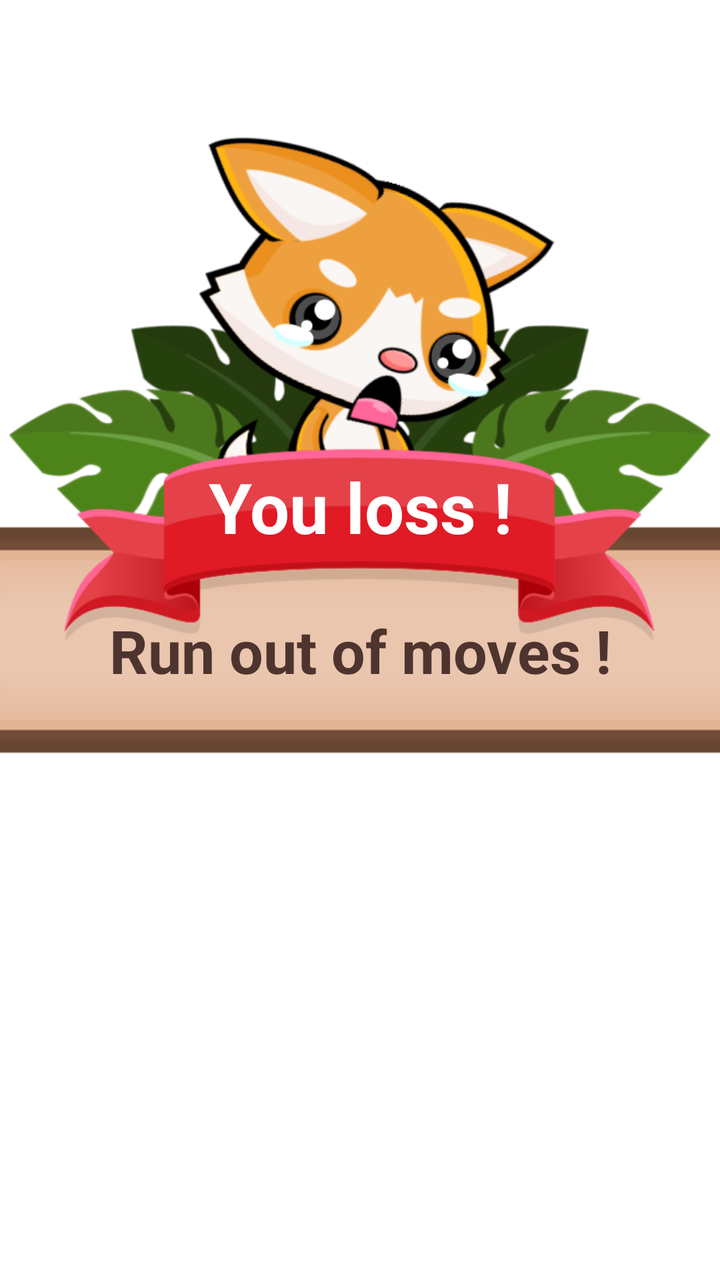
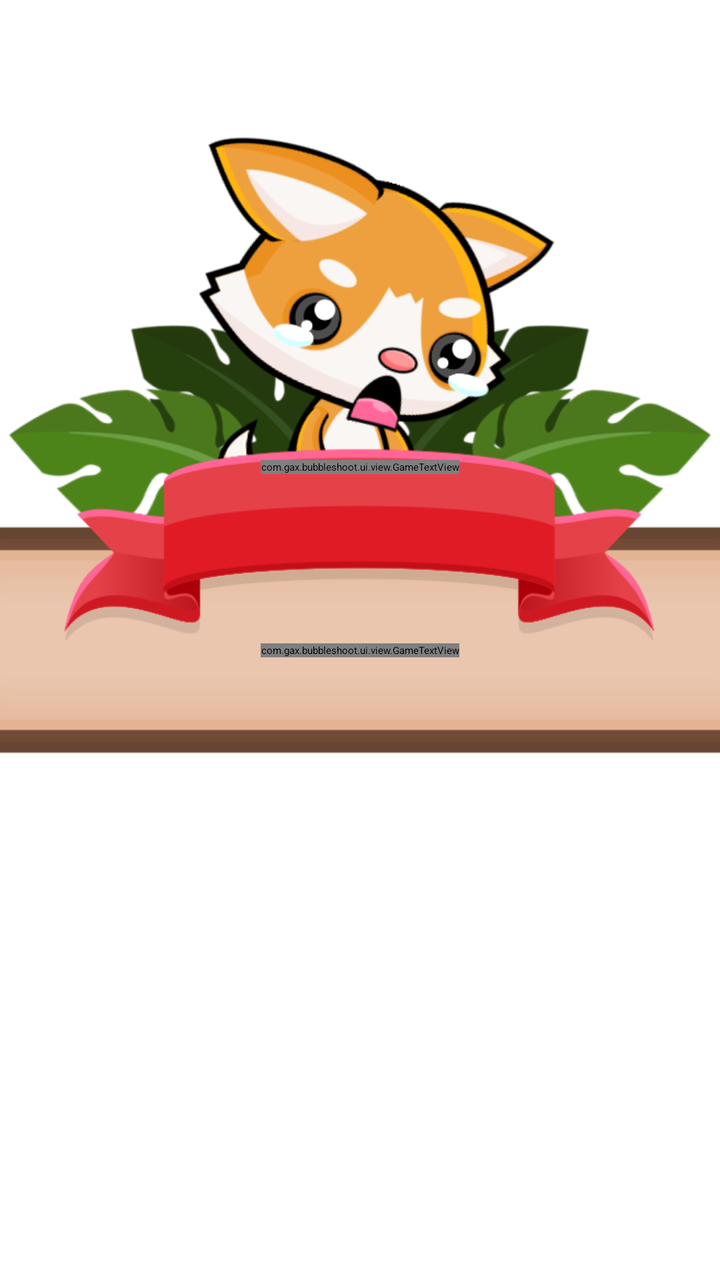

The first picture is an Android layout as it rendered before a commit; the second is the same layout after the commit. The layout source and the unified diff follow.
<!-- AndroidManifest.xml: application theme Theme.App.Starting -->
<!-- res/layout/dialog_loss.xml -->
<?xml version="1.0" encoding="utf-8"?>
<androidx.constraintlayout.widget.ConstraintLayout
    xmlns:android="http://schemas.android.com/apk/res/android"
    xmlns:app="http://schemas.android.com/apk/res-auto"
    xmlns:tools="http://schemas.android.com/tools"
    android:layout_width="match_parent"
    android:layout_height="match_parent"
    tools:ignore="ContentDescription">

    <ImageView
        android:id="@+id/image_leaf_01"
        android:layout_width="@dimen/image_leaf_width"
        android:layout_height="0dp"
        android:src="@drawable/leaf_01"
        app:layout_constraintBottom_toTopOf="@id/image_ribbon"
        app:layout_constraintDimensionRatio="7:5"
        app:layout_constraintEnd_toStartOf="@id/image_leaf_02"
        app:layout_constraintStart_toStartOf="@id/image_ribbon"
        app:layout_constraintTop_toTopOf="@id/image_ribbon" />

    <ImageView
        android:id="@+id/image_leaf_02"
        android:layout_width="@dimen/image_leaf_width"
        android:layout_height="0dp"
        android:src="@drawable/leaf_02"
        app:layout_constraintBottom_toTopOf="@id/image_ribbon"
        app:layout_constraintDimensionRatio="7:5"
        app:layout_constraintEnd_toEndOf="@id/image_ribbon"
        app:layout_constraintStart_toEndOf="@id/image_leaf_01"
        app:layout_constraintTop_toTopOf="@id/image_ribbon" />

    <ImageView
        android:id="@+id/image_fox"
        android:layout_width="@dimen/image_fox_width"
        android:layout_height="@dimen/image_fox_width"
        android:src="@drawable/fox_loss"
        app:layout_constraintBottom_toBottomOf="@id/image_ribbon"
        app:layout_constraintEnd_toEndOf="@id/image_loss_dialog"
        app:layout_constraintStart_toStartOf="@id/image_loss_dialog" />

    <ImageView
        android:id="@+id/image_loss_dialog"
        android:layout_width="0dp"
        android:layout_height="0dp"
        android:background="@drawable/dialog_game"
        app:layout_constraintBottom_toBottomOf="parent"
        app:layout_constraintDimensionRatio="3:1"
        app:layout_constraintEnd_toEndOf="parent"
        app:layout_constraintStart_toStartOf="parent"
        app:layout_constraintTop_toTopOf="parent" />

    <TextView
        android:layout_width="wrap_content"
        android:layout_height="wrap_content"
        android:layout_marginTop="@dimen/margin_10"
        app:fontFamily="@font/baloo"
        android:gravity="center"
        android:text="@string/txt_out_of_move"
        android:textColor="@color/brown"
        android:textSize="@dimen/txt_dialog_small_size"
        android:textStyle="bold"
        app:layout_constraintBottom_toBottomOf="@id/image_loss_dialog"
        app:layout_constraintEnd_toEndOf="@id/image_loss_dialog"
        app:layout_constraintStart_toStartOf="@id/image_loss_dialog"
        app:layout_constraintTop_toTopOf="@+id/image_loss_dialog" />

    <ImageView
        android:id="@+id/image_ribbon"
        android:layout_width="@dimen/dialog_width"
        android:layout_height="0dp"
        android:src="@drawable/ribbon"
        app:layout_constraintBottom_toBottomOf="@id/guideline"
        app:layout_constraintDimensionRatio="3:1"
        app:layout_constraintEnd_toEndOf="@id/image_loss_dialog"
        app:layout_constraintStart_toStartOf="@id/image_loss_dialog" />

    <TextView
        android:layout_width="wrap_content"
        android:layout_height="wrap_content"
        android:layout_marginTop="@dimen/margin_10"
        app:fontFamily="@font/baloo"
        android:gravity="center"
        android:text="@string/txt_loss"
        android:textColor="@color/white"
        android:textSize="@dimen/txt_dialog_size"
        android:textStyle="bold"
        app:layout_constraintEnd_toEndOf="@id/image_ribbon"
        app:layout_constraintStart_toStartOf="@id/image_ribbon"
        app:layout_constraintTop_toTopOf="@id/image_ribbon" />

    <androidx.constraintlayout.widget.Guideline
        android:id="@+id/guideline"
        android:layout_width="wrap_content"
        android:layout_height="wrap_content"
        android:orientation="horizontal"
        app:layout_constraintGuide_percent="0.5" />

</androidx.constraintlayout.widget.ConstraintLayout>
<!-- resources referenced by this layout -->
<resources>
  <color name="brown">#4E342E</color>
  <color name="white">#FFFFFFFF</color>
  <dimen name="dialog_width">300dp</dimen>
  <dimen name="image_fox_width">300dp</dimen>
  <dimen name="image_leaf_width">180dp</dimen>
  <dimen name="margin_10">10dp</dimen>
  <dimen name="txt_dialog_size">35sp</dimen>
  <dimen name="txt_dialog_small_size">30sp</dimen>
  <!-- drawable dialog_game: png bitmap (drawable, 1601 bytes) -->
  <!-- drawable fox_loss: png bitmap (drawable, 82963 bytes) -->
  <!-- drawable leaf_01: png bitmap (drawable, 56215 bytes) -->
  <!-- drawable leaf_02: png bitmap (drawable, 56289 bytes) -->
  <!-- drawable ribbon: png bitmap (drawable, 30961 bytes) -->
  <string name="txt_loss">You loss !</string>
  <string name="txt_out_of_move">Run out of moves !</string>
  <style name="Theme.App.Starting" parent="Theme.SplashScreen">
          
          <item name="windowSplashScreenBackground">@color/brown</item>
          
          
          <item name="postSplashScreenTheme">@style/Theme.AnimalsPop</item>
      </style>
  <style name="Theme.AnimalsPop" parent="Theme.MaterialComponents.DayNight.NoActionBar">
          
          <item name="colorPrimary">@color/purple_500</item>
          <item name="colorPrimaryVariant">@color/purple_700</item>
          <item name="colorOnPrimary">@color/white</item>
          
          <item name="colorSecondary">@color/teal_200</item>
          <item name="colorSecondaryVariant">@color/teal_700</item>
          <item name="colorOnSecondary">@color/black</item>
          
          <item name="android:statusBarColor" tools:targetApi="l">?attr/colorPrimaryVariant</item>
          
      </style>
  <color name="purple_500">#FF6200EE</color>
  <color name="purple_700">#FF3700B3</color>
  <color name="teal_200">#FF03DAC5</color>
  <color name="teal_700">#FF018786</color>
  <color name="black">#FF000000</color>
</resources>

<!-- the commit's change to res/layout/dialog_loss.xml (unified diff, before → after) -->
@@ -49,7 +49,7 @@
         app:layout_constraintStart_toStartOf="parent"
         app:layout_constraintTop_toTopOf="parent" />
 
-    <TextView
+    <com.gax.bubbleshoot.ui.view.GameTextView
         android:layout_width="wrap_content"
         android:layout_height="wrap_content"
         android:layout_marginTop="@dimen/margin_10"
@@ -74,7 +74,7 @@
         app:layout_constraintEnd_toEndOf="@id/image_loss_dialog"
         app:layout_constraintStart_toStartOf="@id/image_loss_dialog" />
 
-    <TextView
+    <com.gax.bubbleshoot.ui.view.GameTextView
         android:layout_width="wrap_content"
         android:layout_height="wrap_content"
         android:layout_marginTop="@dimen/margin_10"
